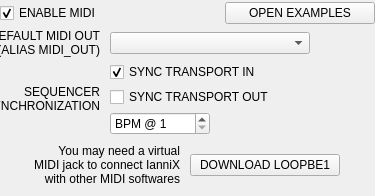
This is interfaces/interfacemidi.ui in buzzinglight/IanniX as Qt 5 draws it before an edit. The edited form follows.
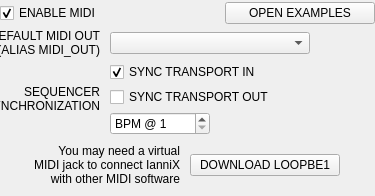
This is the edited form.

Diff of the .ui file:
```diff
--- a/interfaces/interfacemidi.ui
+++ b/interfaces/interfacemidi.ui
@@ -289,7 +289,7 @@
         <property name="text">
          <string>You may need a virtual
 MIDI jack to connect IanniX
-with other MIDI softwares</string>
+with other MIDI software</string>
         </property>
         <property name="alignment">
          <set>Qt::AlignRight|Qt::AlignTrailing|Qt::AlignVCenter</set>
```
Left out of the diff: 4 changed lines with no effect on the pictures.
